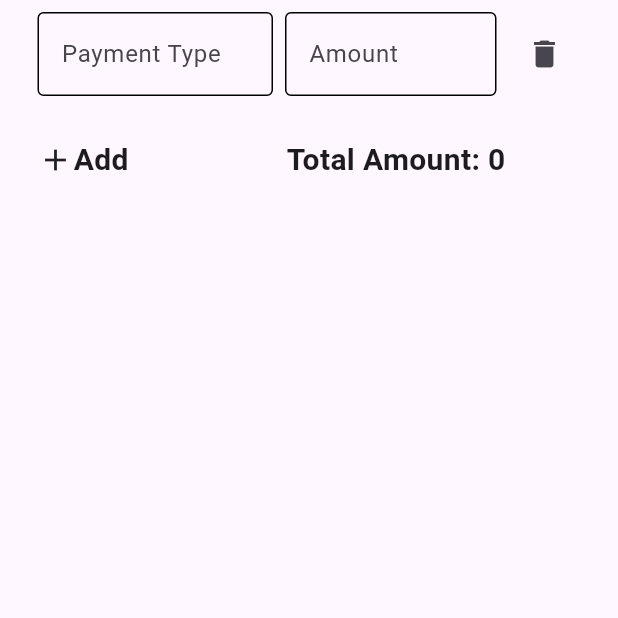
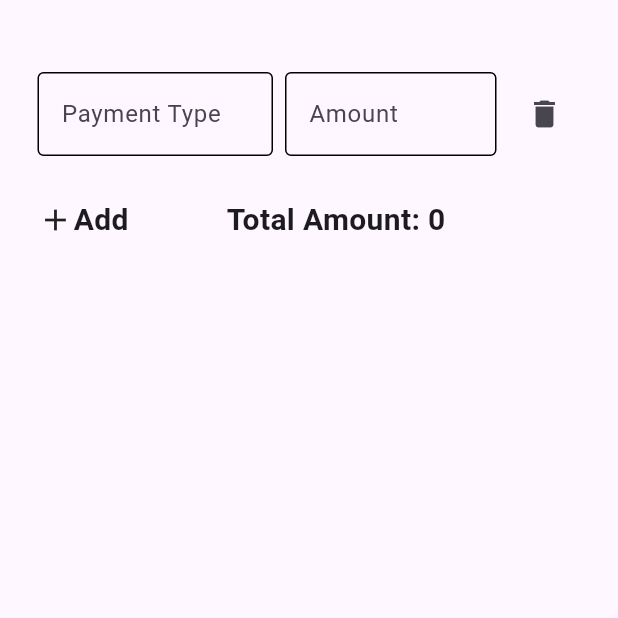
Before and after one commit to yatmeshR/just_an_ui, a Flutter app: the screen it shows after launch, on a phone screen of 412 x 824 dp, the top half of it. Run offline on Flutter 3.47's test engine with Material 3 defaults, Android fonts, the phone set to English and light mode, and no system bars.

Commit message:
Nooo commit

```diff
--- a/lib/ui/home_page.dart
+++ b/lib/ui/home_page.dart
@@ -73,7 +73,7 @@ class _HomePageState extends State<HomePage> {
     return Scaffold(
       body: SafeArea(
         child: Padding(
-          padding: const EdgeInsets.symmetric(horizontal: 25),
+          padding: const EdgeInsets.only(left: 25,right: 25,top: 40),
           child: Column(
             children: [
               for (var rowItem in rows) buildRow(rowItem),
@@ -97,7 +97,7 @@ class _HomePageState extends State<HomePage> {
                       ],
                     ),
                   ),
-                  SizedBox(width:100,),
+                  SizedBox(width:60,),
                   Text(
                     'Total Amount: $totalAmount',
                     style: TextStyle(fontSize: 20, fontWeight: FontWeight.bold),
```
